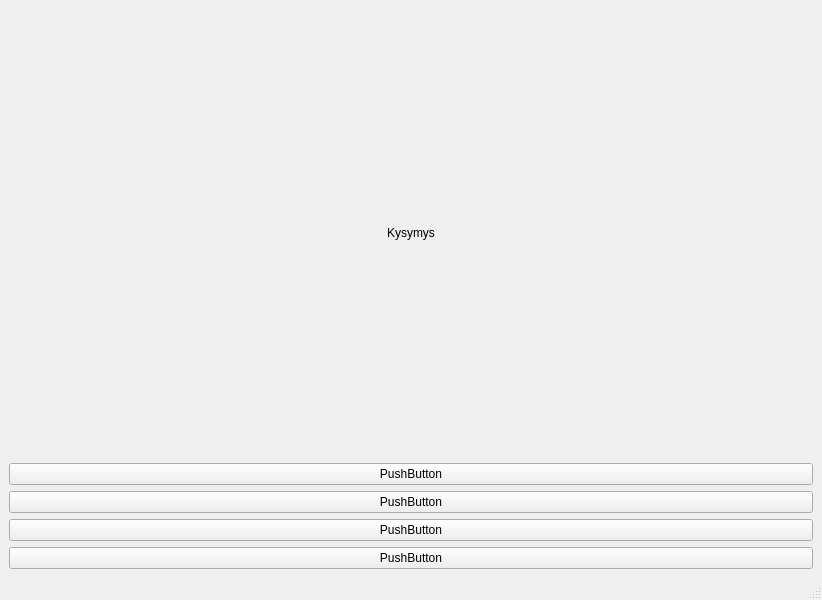
This is quiz.ui in TinoCederholm/pysideprjekti as Qt 5 draws it before an edit. The edited form follows.
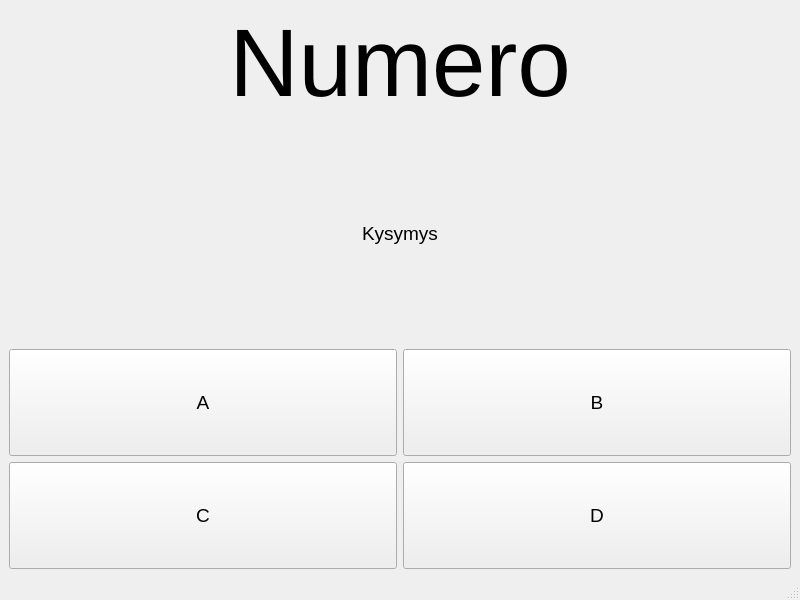
This is the edited form.

```diff
--- a/quiz.ui
+++ b/quiz.ui
@@ -6,7 +6,7 @@
    <rect>
     <x>0</x>
     <y>0</y>
-    <width>822</width>
+    <width>800</width>
     <height>600</height>
    </rect>
   </property>
@@ -15,6 +15,21 @@
   </property>
   <widget class="QWidget" name="centralwidget">
    <layout class="QVBoxLayout" name="verticalLayout">
+    <item>
+     <widget class="QLabel" name="nro_label">
+      <property name="font">
+       <font>
+        <pointsize>72</pointsize>
+       </font>
+      </property>
+      <property name="text">
+       <string>Numero</string>
+      </property>
+      <property name="alignment">
+       <set>Qt::AlignCenter</set>
+      </property>
+     </widget>
+    </item>
     <item>
      <layout class="QHBoxLayout" name="horizontalLayout">
       <item>
@@ -38,9 +53,17 @@
           <verstretch>0</verstretch>
          </sizepolicy>
         </property>
+        <property name="font">
+         <font>
+          <pointsize>14</pointsize>
+         </font>
+        </property>
         <property name="text">
          <string>Kysymys</string>
         </property>
+        <property name="alignment">
+         <set>Qt::AlignLeading|Qt::AlignLeft|Qt::AlignVCenter</set>
+        </property>
        </widget>
       </item>
       <item>
@@ -48,9 +71,6 @@
         <property name="orientation">
          <enum>Qt::Horizontal</enum>
         </property>
-        <property name="sizeType">
-         <enum>QSizePolicy::Expanding</enum>
-        </property>
         <property name="sizeHint" stdset="0">
          <size>
           <width>40</width>
@@ -63,31 +83,75 @@
     </item>
     <item>
      <layout class="QGridLayout" name="gridLayout">
-      <item row="0" column="0">
-       <widget class="QPushButton" name="button1">
-        <property name="text">
-         <string>PushButton</string>
-        </property>
-       </widget>
-      </item>
-      <item row="1" column="0">
-       <widget class="QPushButton" name="button2">
-        <property name="text">
-         <string>PushButton</string>
-        </property>
-       </widget>
-      </item>
       <item row="2" column="0">
        <widget class="QPushButton" name="button3">
+        <property name="sizePolicy">
+         <sizepolicy hsizetype="Minimum" vsizetype="MinimumExpanding">
+          <horstretch>0</horstretch>
+          <verstretch>0</verstretch>
+         </sizepolicy>
+        </property>
+        <property name="font">
+         <font>
+          <pointsize>14</pointsize>
+         </font>
+        </property>
         <property name="text">
-         <string>PushButton</string>
+         <string>C</string>
         </property>
        </widget>
       </item>
-      <item row="3" column="0">
+      <item row="2" column="1">
        <widget class="QPushButton" name="button4">
+        <property name="sizePolicy">
+         <sizepolicy hsizetype="Minimum" vsizetype="MinimumExpanding">
+          <horstretch>0</horstretch>
+          <verstretch>0</verstretch>
+         </sizepolicy>
+        </property>
+        <property name="font">
+         <font>
+          <pointsize>14</pointsize>
+         </font>
+        </property>
         <property name="text">
-         <string>PushButton</string>
+         <string>D</string>
+        </property>
+       </widget>
+      </item>
+      <item row="1" column="0">
+       <widget class="QPushButton" name="button1">
+        <property name="sizePolicy">
+         <sizepolicy hsizetype="Minimum" vsizetype="MinimumExpanding">
+          <horstretch>0</horstretch>
+          <verstretch>0</verstretch>
+         </sizepolicy>
+        </property>
+        <property name="font">
+         <font>
+          <pointsize>14</pointsize>
+         </font>
+        </property>
+        <property name="text">
+         <string>A</string>
+        </property>
+       </widget>
+      </item>
+      <item row="1" column="1">
+       <widget class="QPushButton" name="button2">
+        <property name="sizePolicy">
+         <sizepolicy hsizetype="Minimum" vsizetype="MinimumExpanding">
+          <horstretch>0</horstretch>
+          <verstretch>0</verstretch>
+         </sizepolicy>
+        </property>
+        <property name="font">
+         <font>
+          <pointsize>14</pointsize>
+         </font>
+        </property>
+        <property name="text">
+         <string>B</string>
         </property>
        </widget>
       </item>
```
Left out of the diff: 6 changed lines with no effect on the pictures.
